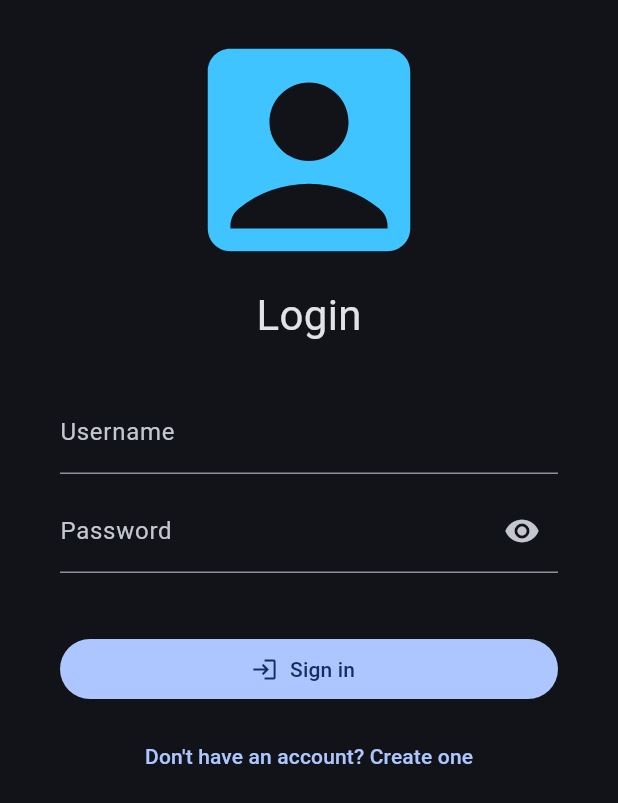
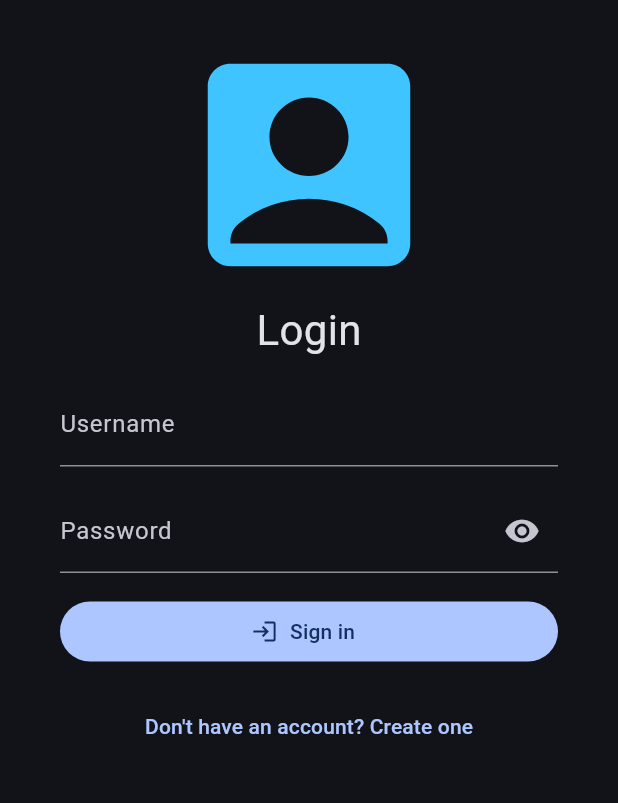
Before and after one commit to code-ventage/ia-final-project-front, a Flutter app: the screen it shows after launch, on a phone screen of 412 x 824 dp. Shown: the top 803 px of the screen. Run offline on Flutter 3.47's test engine with Material 3 defaults, Android fonts, the phone set to English and light mode, and no system bars; our stand-ins replace bloc, dio, easy_localization, equatable, flutter_animate, flutter_bloc and 4 more.

Commit message:
style: restyling login_page.dart

```diff
--- a/lib/number_translator/presentation/pages/login/login_page.dart
+++ b/lib/number_translator/presentation/pages/login/login_page.dart
@@ -13,7 +13,7 @@ class LoginPage extends StatelessWidget {
     TextEditingController usernameController = TextEditingController();
     TextEditingController passwordController = TextEditingController();
 
-    final size = Theme.of(context).textTheme;
+    final textTheme = Theme.of(context).textTheme;
     final isSignInPage = true; // todo: en un futuro se debe coger del estado
 
     return Scaffold(
@@ -23,7 +23,7 @@ class LoginPage extends StatelessWidget {
             padding: const EdgeInsets.symmetric(horizontal: 40),
             child: Column(
               children: [
-                const Gap(10),
+                const Gap(20),
                 const Icon(
                   Icons.account_box_rounded,
                   size: 180,
@@ -32,39 +32,25 @@ class LoginPage extends StatelessWidget {
                 Text(
                   isSignInPage ? 'Login' : 'Create an account',
                   style: TextStyle(
-                    fontSize: size.headlineMedium?.fontSize,
+                    fontSize: textTheme.headlineMedium?.fontSize,
                     // letterSpacing: 5,
                   ),
                 ),
-                const SizedBox(
-                  height: 30,
+                const Gap(15),
+                CustomTextFormField(
+                  textEditingController: usernameController,
+                  label: 'Username',
                 ),
-                TextFormField(
-                  textAlign: TextAlign.left,
-                  textAlignVertical: TextAlignVertical.bottom,
-                  cursorHeight: 22,
-                  controller: usernameController,
-                  decoration: const InputDecoration(
-                    label: Text('Username'),
-                  ),
+                const Gap(15),
+                CustomPasswordTextFormField(
+                  passwordController: passwordController,
+                  label: 'Password',
+                  isShowPassword: false,
+                  onShowPasswordPressed: () {},
                 ),
-                const SizedBox(
-                  height: 10,
-                ),
-                TextFormField(
-                  obscureText: true, //todo: cambiar dependiendo de si esta en mostrar
-                  controller: passwordController,
-                  decoration: InputDecoration(
-                    suffixIcon: IconButton(
-                      onPressed: () {},
-                      icon: const Icon(Icons.remove_red_eye_rounded),
-                    ),
-                    label: const Text('Password'),
-                  ),
-                ),
-                const SizedBox(
-                  height: 40,
-                ),
+                const Gap(15),
+                if(!isSignInPage)
+                ...buildRepeatPasswordTextFormField(passwordController: passwordController),
                 SizedBox(
                   width: double.infinity,
                   child: FilledButton.icon(
@@ -75,15 +61,13 @@ class LoginPage extends StatelessWidget {
                     icon: const Icon(Icons.login),
                   ),
                 ),
-                const SizedBox(
-                  height: 10,
-                ),
+                const Gap(15),
                 TextButton(
                   onPressed: () {
                     // todo: navegar a la pagina de crear cuenta
                     context.pushNamed(Routes.signupPage.name);
                   },
-                  child: Text(isSignInPage ? "Don't have an account? Create one" : "Already have an account? Sign in"),
+                  child: Text(isSignInPage ? 'Don\'t have an account? Create one' : 'Already have an account? Sign in'),
                 ),
               ],
             ),
@@ -92,4 +76,65 @@ class LoginPage extends StatelessWidget {
       ),
     );
   }
+
+  buildRepeatPasswordTextFormField({required TextEditingController passwordController}) {
+    return [
+      CustomPasswordTextFormField(
+        passwordController: passwordController,
+        label: 'Repeat your password',
+        isShowPassword: false,
+        onShowPasswordPressed: () {},
+      ),
+      const Gap(15),
+    ];
+  }
 }
+
+class CustomTextFormField extends StatelessWidget {
+  const CustomTextFormField({
+    super.key,
+    required this.textEditingController,
+    required this.label,
+  });
+
+  final TextEditingController textEditingController;
+  final String label;
+
+  @override
+  Widget build(BuildContext context) {
+    return TextFormField(
+      textAlign: TextAlign.left,
+      textAlignVertical: TextAlignVertical.bottom,
+      cursorHeight: 22,
+      controller: textEditingController,
+      decoration: InputDecoration(
+        label: Text(label),
+      ),
+    );
+  }
+}
+
+class CustomPasswordTextFormField extends StatelessWidget {
+  const CustomPasswordTextFormField(
+      {super.key, required this.passwordController, required this.label, this.onShowPasswordPressed, required this.isShowPassword});
+
+  final String label;
+  final bool isShowPassword;
+  final TextEditingController passwordController;
+  final void Function()? onShowPasswordPressed;
+
+  @override
+  Widget build(BuildContext context) {
+    return TextFormField(
+      obscureText: !isShowPassword,
+      controller: passwordController,
+      decoration: InputDecoration(
+        suffixIcon: IconButton(
+          onPressed: onShowPasswordPressed,
+          icon: const Icon(Icons.remove_red_eye_rounded),
+        ),
+        label: Text(label),
+      ),
+    );
+  }
+}
```
